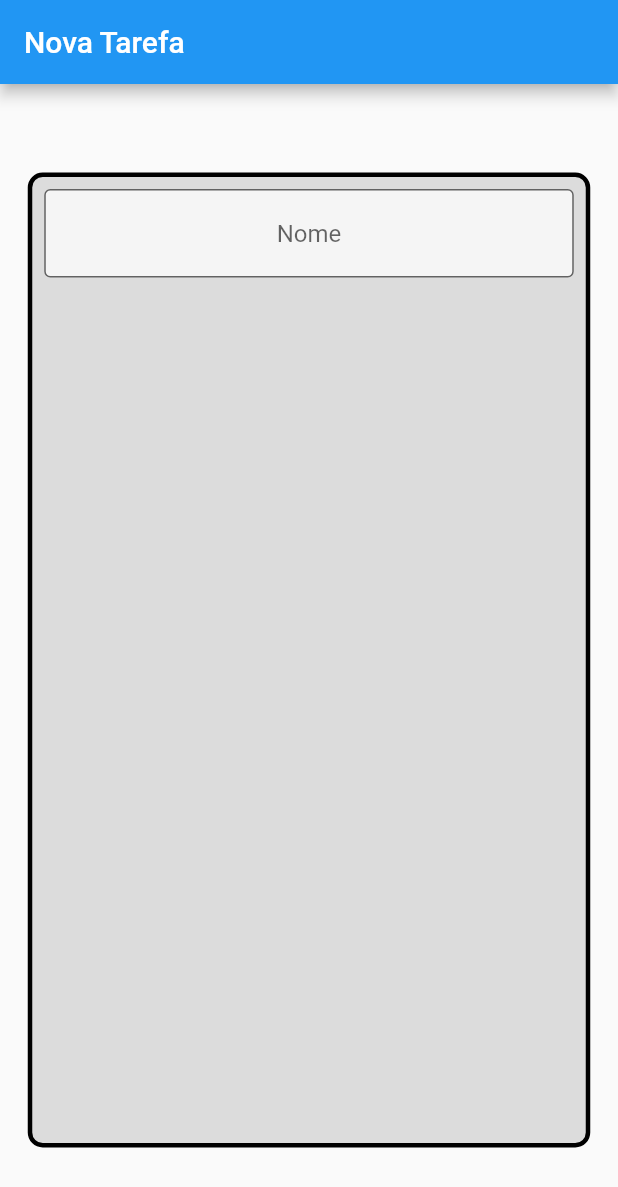
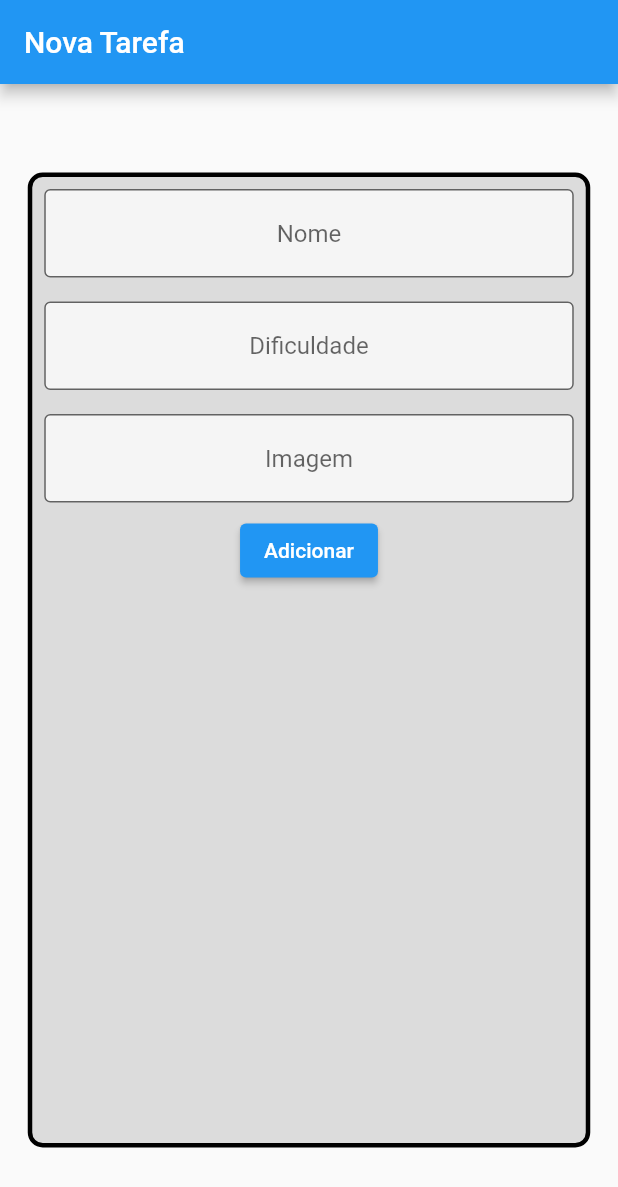
Before and after one commit to GabrielTrigueiro/task_manager, a Flutter app: the screen it shows after launch, on a phone screen of 412 x 824 dp. Shown: the top 1187 px of the screen. Run offline on Flutter 3.47's test engine with Material 2 defaults, Android fonts, the phone set to English and light mode, and no system bars.

Commit message:
adicionando outros campos e seus controladores

```diff
--- a/lib/screens/form_screen.dart
+++ b/lib/screens/form_screen.dart
@@ -8,6 +8,9 @@ class FormScreen extends StatefulWidget {
 }
 
 class _FormScreenState extends State<FormScreen> {
+  TextEditingController nameController = TextEditingController();
+  TextEditingController difficultyController = TextEditingController();
+  TextEditingController imageController = TextEditingController();
   @override
   Widget build(BuildContext context) {
     return Scaffold(
@@ -26,6 +29,7 @@ class _FormScreenState extends State<FormScreen> {
             Padding(
               padding: const EdgeInsets.all(8.0),
               child: TextFormField(
+                controller: nameController,
                 textAlign: TextAlign.center,
                 decoration: InputDecoration(
                     border: OutlineInputBorder(),
@@ -33,7 +37,38 @@ class _FormScreenState extends State<FormScreen> {
                     fillColor: Colors.white70,
                     filled: true),
               ),
-            )
+            ),
+            Padding(
+              padding: const EdgeInsets.all(8.0),
+              child: TextFormField(
+                controller: difficultyController,
+                textAlign: TextAlign.center,
+                decoration: InputDecoration(
+                    border: OutlineInputBorder(),
+                    hintText: 'Dificuldade',
+                    fillColor: Colors.white70,
+                    filled: true),
+              ),
+            ),
+            Padding(
+              padding: const EdgeInsets.all(8.0),
+              child: TextFormField(
+                controller: imageController,
+                textAlign: TextAlign.center,
+                decoration: InputDecoration(
+                    border: OutlineInputBorder(),
+                    hintText: 'Imagem',
+                    fillColor: Colors.white70,
+                    filled: true),
+              ),
+            ),
+            ElevatedButton(
+                onPressed: (() {
+                  print(nameController.text);
+                  print(int.parse(difficultyController.text));
+                  print(imageController.text);
+                }),
+                child: Text('Adicionar'))
           ]),
         ),
       ),
```
